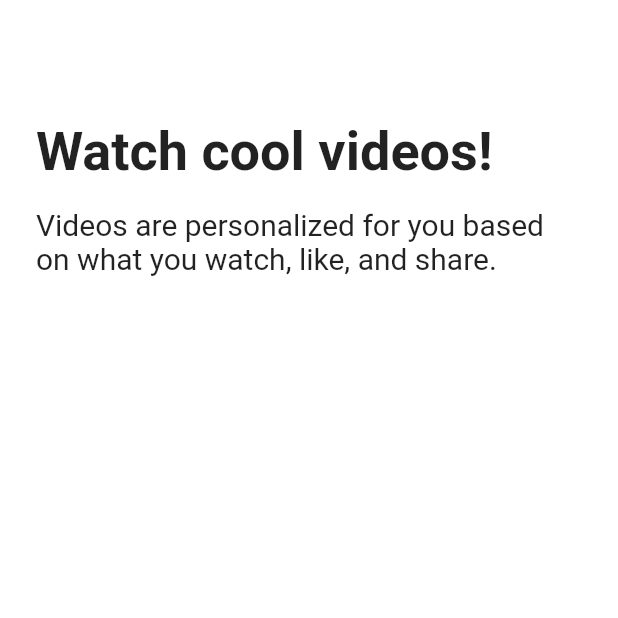
After one commit to CreatorSean/tiktok_clone_android, a Flutter app: the screen it shows after launch, after a tap on "Next", on a phone screen of 412 x 824 dp, the top half of it. The commit adds this screen. Run offline on Flutter 3.47's test engine with Material 2 defaults, Android fonts, the phone set to English and light mode, and no system bars; our stand-ins replace font_awesome_flutter.

Commit message:
onboarding
study

```diff
--- a/lib/features/onboarding/interests_screen.dart
+++ b/lib/features/onboarding/interests_screen.dart
@@ -1,12 +1,179 @@
 import 'package:flutter/material.dart';
-import 'package:flutter/src/widgets/container.dart';
-import 'package:flutter/src/widgets/framework.dart';
+import 'package:tiktok_clone_android/features/onboarding/tutorial_screen.dart';
 
-class InterestsScreen extends StatelessWidget {
+import '../../constants/gaps.dart';
+import '../../constants/sizes.dart';
+import 'widgets/interest_button.dart';
+
+class InterestsScreen extends StatefulWidget {
   const InterestsScreen({super.key});
 
   @override
+  State<InterestsScreen> createState() => _InterestsScreenState();
+}
+
+class _InterestsScreenState extends State<InterestsScreen> {
+  final ScrollController _scrollcontroller = ScrollController();
+  static const interestsList = [
+    "Daily Life",
+    "Comedy",
+    "Entertainment",
+    "Animals",
+    "Food",
+    "Beauty & Style",
+    "Drama",
+    "Learning",
+    "Talent",
+    "Sports",
+    "Auto",
+    "Family",
+    "Fitness & Health",
+    "DIY & Life Hacks",
+    "Arts & Crafts",
+    "Dance",
+    "Outdoors",
+    "Oddly Satisfying",
+    "Home & Garden",
+    "Daily Life",
+    "Comedy",
+    "Entertainment",
+    "Animals",
+    "Food",
+    "Beauty & Style",
+    "Drama",
+    "Learning",
+    "Talent",
+    "Sports",
+    "Auto",
+    "Family",
+    "Fitness & Health",
+    "DIY & Life Hacks",
+    "Arts & Crafts",
+    "Dance",
+    "Outdoors",
+    "Oddly Satisfying",
+    "Home & Garden",
+  ];
+
+  bool _isShowTitle = false;
+
+  void _onScroll() {
+    if (_scrollcontroller.offset > 110) {
+      if (_isShowTitle) return;
+      _isShowTitle = true;
+    } else {
+      _isShowTitle = false;
+    }
+    setState(() {});
+  }
+
+  @override
+  void initState() {
+    super.initState();
+    _scrollcontroller.addListener(_onScroll);
+  }
+
+  @override
+  void dispose() {
+    _scrollcontroller.dispose();
+    super.dispose();
+  }
+
+  void _onNextTap() {
+    Navigator.push(
+      context,
+      MaterialPageRoute(
+        builder: (context) => const TutorialScreen(),
+      ),
+    );
+  }
+
+  @override
   Widget build(BuildContext context) {
-    return const Scaffold();
+    return Scaffold(
+      appBar: AppBar(
+        title: AnimatedOpacity(
+          opacity: _isShowTitle ? 1 : 0,
+          duration: const Duration(
+            milliseconds: 300,
+          ),
+          child: const Text(
+            "Choose your interests",
+          ),
+        ),
+      ),
+      body: Scrollbar(
+        child: SingleChildScrollView(
+          controller: _scrollcontroller,
+          child: Padding(
+            padding: const EdgeInsets.only(
+              left: Sizes.size24,
+              right: Sizes.size24,
+              bottom: Sizes.size20,
+            ),
+            child: Column(
+              crossAxisAlignment: CrossAxisAlignment.start,
+              children: [
+                Gaps.v32,
+                const Text(
+                  "Choose your interests",
+                  style: TextStyle(
+                    fontSize: Sizes.size40,
+                    fontWeight: FontWeight.bold,
+                  ),
+                ),
+                Gaps.v20,
+                const Text(
+                  "Get better video recommendations",
+                  style: TextStyle(
+                    fontSize: Sizes.size20,
+                  ),
+                ),
+                Gaps.v64,
+                Wrap(
+                  runSpacing: 15,
+                  spacing: 15,
+                  children: [
+                    for (var interest
+                        in interestsList) //리스트의 개수가 많지 않기 때문에 listview 사용 x
+                      InterestButton(interest: interest),
+                  ],
+                ),
+              ],
+            ),
+          ),
+        ),
+      ),
+      bottomNavigationBar: BottomAppBar(
+        elevation: 2,
+        child: Padding(
+          padding: const EdgeInsets.only(
+            bottom: Sizes.size40,
+            top: Sizes.size16,
+            left: Sizes.size24,
+            right: Sizes.size24,
+          ),
+          child: GestureDetector(
+            onTap: () => _onNextTap(),
+            child: Container(
+              padding: const EdgeInsets.symmetric(
+                vertical: Sizes.size20,
+              ),
+              decoration: BoxDecoration(
+                color: Theme.of(context).primaryColor,
+              ),
+              child: const Text(
+                'Next',
+                textAlign: TextAlign.center,
+                style: TextStyle(
+                  color: Colors.white,
+                  fontSize: Sizes.size16,
+                ),
+              ),
+            ),
+          ),
+        ),
+      ),
+    );
   }
 }
--- /dev/null
+++ b/lib/features/onboarding/tutorial_screen.dart
@@ -0,0 +1,126 @@
+import 'package:flutter/cupertino.dart';
+import 'package:flutter/material.dart';
+import 'package:tiktok_clone_android/constants/gaps.dart';
+import '../../constants/sizes.dart';
+
+enum Direction { right, left }
+
+enum Page { first, second }
+
+class TutorialScreen extends StatefulWidget {
+  const TutorialScreen({super.key});
+
+  @override
+  State<TutorialScreen> createState() => _TutorialScreenState();
+}
+
+class _TutorialScreenState extends State<TutorialScreen> {
+  Direction _direction = Direction.right;
+  Page _showinPage = Page.first;
+
+  void _onPanUpdate(DragUpdateDetails details) {
+    if (details.delta.dx > 0) {
+      // to the right
+      setState(() {
+        _direction = Direction.right;
+      });
+    } else {
+      // to the left
+      _direction = Direction.left;
+    }
+  }
+
+  void _onPanEnd(DragEndDetails detail) {
+    if (_direction == Direction.left) {
+      setState(() {
+        _showinPage = Page.second;
+      });
+    } else {
+      _showinPage = Page.first;
+    }
+  }
+
+  @override
+  Widget build(BuildContext context) {
+    return GestureDetector(
+      onPanUpdate: _onPanUpdate,
+      onPanEnd: _onPanEnd,
+      child: Scaffold(
+        body: Padding(
+          padding: const EdgeInsets.symmetric(
+            horizontal: Sizes.size24,
+          ),
+          child: SafeArea(
+            child: AnimatedCrossFade(
+              firstChild: Column(
+                crossAxisAlignment: CrossAxisAlignment.start,
+                children: const [
+                  Gaps.v80,
+                  Text(
+                    "Watch cool videos!",
+                    style: TextStyle(
+                      fontSize: Sizes.size36,
+                      fontWeight: FontWeight.bold,
+                    ),
+                  ),
+                  Gaps.v16,
+                  Text(
+                    "Videos are personalized for you based on what you watch, like, and share.",
+                    style: TextStyle(
+                      fontSize: Sizes.size20,
+                    ),
+                  ),
+                ],
+              ),
+              secondChild: Column(
+                crossAxisAlignment: CrossAxisAlignment.start,
+                children: const [
+                  Gaps.v80,
+                  Text(
+                    " Follow the rules",
+                    style: TextStyle(
+                      fontSize: Sizes.size36,
+                      fontWeight: FontWeight.bold,
+                    ),
+                  ),
+                  Gaps.v16,
+                  Text(
+                    "Videos are personalized for you based on what you watch, like, and share.",
+                    style: TextStyle(
+                      fontSize: Sizes.size20,
+                    ),
+                  ),
+                ],
+              ),
+              crossFadeState: _showinPage == Page.first
+                  ? CrossFadeState.showFirst
+                  : CrossFadeState.showSecond,
+              duration: const Duration(
+                milliseconds: 300,
+              ),
+            ),
+          ),
+        ),
+        bottomNavigationBar: BottomAppBar(
+          child: Padding(
+            padding: const EdgeInsets.symmetric(
+              vertical: Sizes.size24,
+              horizontal: Sizes.size24,
+            ),
+            child: AnimatedOpacity(
+              opacity: _showinPage == Page.first ? 0 : 1,
+              duration: const Duration(
+                milliseconds: 300,
+              ),
+              child: CupertinoButton(
+                onPressed: () {},
+                color: Theme.of(context).primaryColor,
+                child: const Text("Enter the app!"),
+              ),
+            ),
+          ),
+        ),
+      ),
+    );
+  }
+}
--- /dev/null
+++ b/lib/features/onboarding/widgets/interest_button.dart
@@ -0,0 +1,64 @@
+import 'package:flutter/material.dart';
+
+import '../../../constants/sizes.dart';
+
+class InterestButton extends StatefulWidget {
+  const InterestButton({
+    Key? key,
+    required this.interest,
+  }) : super(key: key);
+
+  final String interest;
+
+  @override
+  State<InterestButton> createState() => _InterestButtonState();
+}
+
+class _InterestButtonState extends State<InterestButton> {
+  bool _isSelected = false;
+
+  void _onTap() {
+    setState(() {
+      _isSelected = !_isSelected;
+    });
+  }
+
+  @override
+  Widget build(BuildContext context) {
+    return GestureDetector(
+      onTap: _onTap,
+      child: AnimatedContainer(
+        duration: const Duration(
+          milliseconds: 300,
+        ),
+        padding: const EdgeInsets.symmetric(
+          vertical: Sizes.size16,
+          horizontal: Sizes.size24,
+        ),
+        decoration: BoxDecoration(
+          color: _isSelected ? Theme.of(context).primaryColor : Colors.white,
+          borderRadius: BorderRadius.circular(
+            Sizes.size32,
+          ),
+          border: Border.all(
+            color: Colors.black.withOpacity(0.1),
+          ),
+          boxShadow: [
+            BoxShadow(
+              color: Colors.black.withOpacity(0.05),
+              blurRadius: 5,
+              spreadRadius: 5,
+            )
+          ],
+        ),
+        child: Text(
+          widget.interest,
+          style: TextStyle(
+            fontWeight: FontWeight.bold,
+            color: _isSelected ? Colors.white : Colors.black87,
+          ),
+        ),
+      ),
+    );
+  }
+}
--- a/lib/main.dart
+++ b/lib/main.dart
@@ -1,6 +1,6 @@
 import 'package:flutter/material.dart';
+import 'package:tiktok_clone_android/features/onboarding/interests_screen.dart';
 import 'constants/sizes.dart';
-import 'features/authentication/sign_up_screen.dart';
 
 void main() {
   runApp(const TikTokApp());
@@ -28,7 +28,7 @@ class TikTokApp extends StatelessWidget {
           ),
         ),
       ),
-      home: const SignUpScreen(),
+      home: const InterestsScreen(),
     );
   }
 }
```
Also changed, not shown: lib/features/authentication/email_screen.dart (+10 -10 lines), lib/features/authentication/login_form_screen.dart (+19 -6 lines), lib/features/authentication/password_screen.dart (+14 -14 lines), lib/features/authentication/username_screen.dart (+8 -8 lines).
